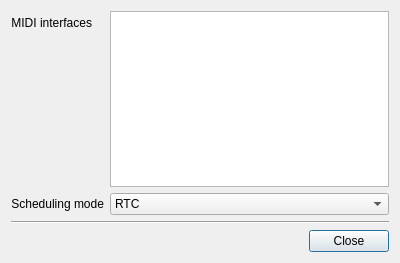
The window that src/preferencesdialog.ui (gitGNU/gnu_tutka) describes before a commit, drawn with Qt 5.
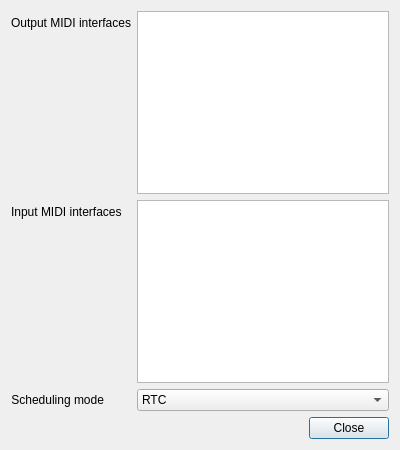
The same window after the commit.

Commit message: Changes: updating the main window labels

```diff
--- a/src/preferencesdialog.ui
+++ b/src/preferencesdialog.ui
@@ -7,7 +7,7 @@
     <x>0</x>
     <y>0</y>
     <width>400</width>
-    <height>263</height>
+    <height>450</height>
    </rect>
   </property>
   <property name="windowTitle">
@@ -22,7 +22,7 @@
      <item row="0" column="0">
       <widget class="QLabel" name="label">
        <property name="text">
-        <string>MIDI interfaces</string>
+        <string>Output MIDI interfaces</string>
        </property>
        <property name="alignment">
         <set>Qt::AlignRight|Qt::AlignTrailing|Qt::AlignVCenter</set>
@@ -32,10 +32,7 @@
        </property>
       </widget>
      </item>
-     <item row="0" column="1">
-      <widget class="QColumnView" name="columnView"/>
-     </item>
-     <item row="1" column="0">
+     <item row="2" column="0">
       <widget class="QLabel" name="label_2">
        <property name="text">
         <string>Scheduling mode</string>
@@ -48,7 +45,7 @@
        </property>
       </widget>
      </item>
-     <item row="1" column="1">
+     <item row="2" column="1">
       <widget class="QComboBox" name="comboBox">
        <item>
         <property name="text">
@@ -62,15 +59,21 @@
        </item>
       </widget>
      </item>
+     <item row="0" column="1">
+      <widget class="QTableView" name="tableViewOutputMidiInterfaces"/>
+     </item>
+     <item row="1" column="1">
+      <widget class="QTableView" name="tableViewInputMidiInterfaces"/>
+     </item>
+     <item row="1" column="0">
+      <widget class="QLabel" name="label_3">
+       <property name="text">
+        <string>Input MIDI interfaces</string>
+       </property>
+      </widget>
+     </item>
     </layout>
    </item>
-   <item>
-    <widget class="Line" name="line">
-     <property name="orientation">
-      <enum>Qt::Horizontal</enum>
-     </property>
-    </widget>
-   </item>
    <item>
     <widget class="QDialogButtonBox" name="buttonBox">
      <property name="orientation">
```
Left out of the diff: 2 changed lines with no effect on the pictures. The commit also changes 14 other files.
